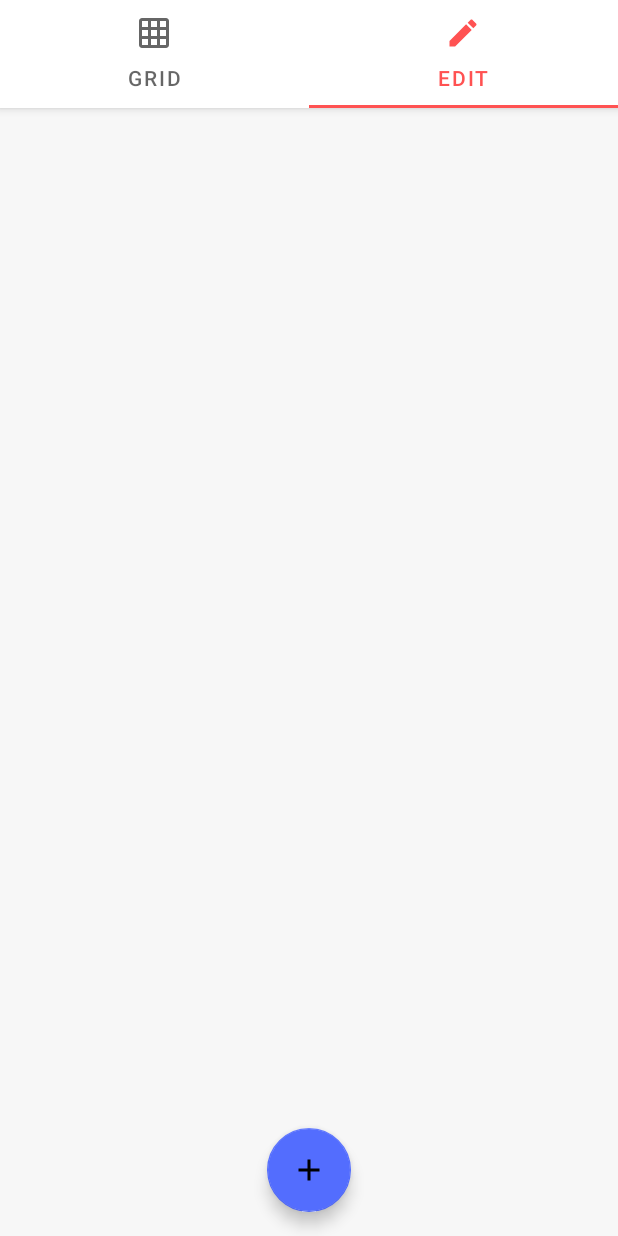
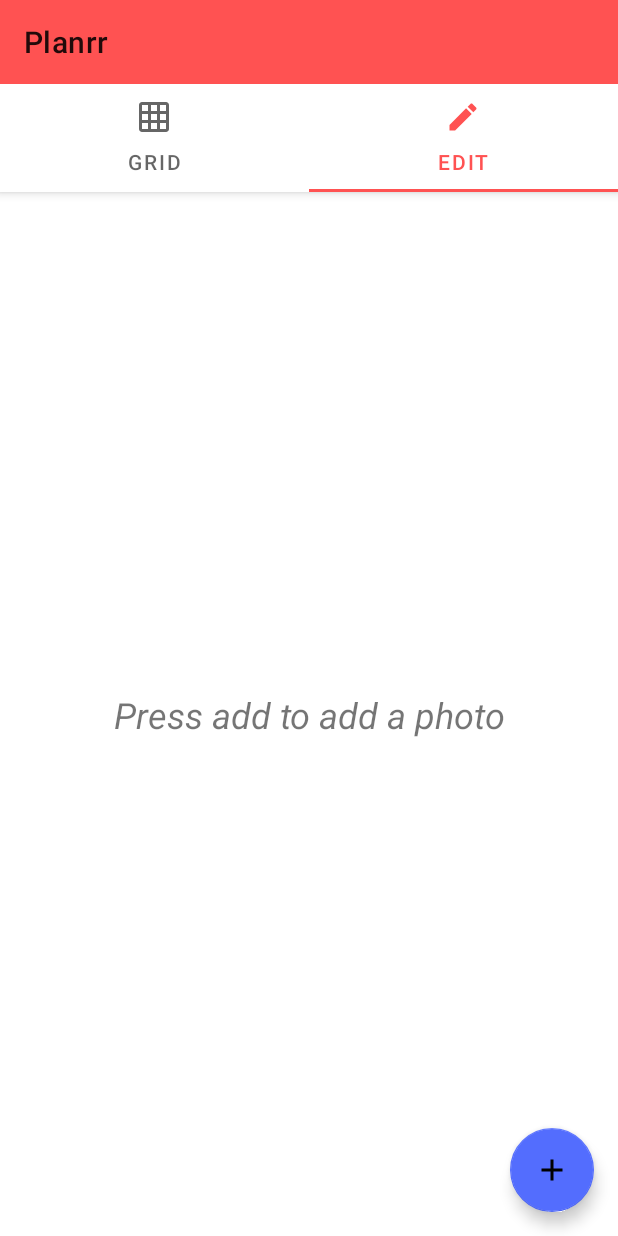
Before and after one commit to deadpools-besty/Planrr, an Android app: the screen it shows after launch (MainActivityTabbed), tab 2 chosen, on a phone screen of 412 x 824 dp. Run offline under Robolectric (Android 15) with nearby library versions, the light colour scheme and no system bars; libraries missing offline, so code that uses them is left out: com.github.chrisbanes.photoview, com.theophrast.ui; plain views replace PhotoView; 1 statement that could not run was skipped.

Commit message:
got rid of bottom action bar, and just used regular toolbar for menu items

```diff
--- a/app/src/main/java/com/streetxportrait/android/planrr/UI/EditFragment.java
+++ b/app/src/main/java/com/streetxportrait/android/planrr/UI/EditFragment.java
@@ -9,11 +9,15 @@ import android.os.Bundle;
 import android.provider.MediaStore;
 import android.util.Log;
 import android.view.LayoutInflater;
+import android.view.Menu;
+import android.view.MenuInflater;
+import android.view.MenuItem;
 import android.view.View;
 import android.view.ViewGroup;
-import android.widget.Button;
+import android.widget.TextView;
 import android.widget.Toast;
 
+import androidx.annotation.NonNull;
 import androidx.annotation.Nullable;
 import androidx.annotation.RequiresApi;
 import androidx.fragment.app.Fragment;
@@ -39,18 +43,51 @@ public class EditFragment extends Fragment {
     private Post photo;
     private Bitmap originalBitmap;
     private Bitmap finalBitmap;
-    private Button saveButton;
     private Bitmap originalScaledBitmap;
     private static final int ORGINAL_SHOWING = 1;
     private static final int BORDERED_SHOWING = 0;
     private int IMAGE_SHOWING = BORDERED_SHOWING;
     private Bitmap finalScaledBitmap;
+    private MenuItem saveMenuItem;
+    private TextView addPhotoTV;
+    private boolean validImage = false;
 
 
     public EditFragment() {
         // Required empty public constructor
     }
 
+    @Override
+    public void onCreate(@Nullable Bundle savedInstanceState) {
+        super.onCreate(savedInstanceState);
+        setHasOptionsMenu(true);
+    }
+
+    @Override
+    public void onCreateOptionsMenu(@NonNull Menu menu, @NonNull MenuInflater inflater) {
+        super.onCreateOptionsMenu(menu, inflater);
+        inflater.inflate(R.menu.edit_menu, menu);
+        saveMenuItem = menu.findItem(R.id.save_image);
+        if (!validImage) {
+            saveMenuItem.setVisible(false);
+        }
+        else saveMenuItem.setVisible(true);
+    }
+
+    @RequiresApi(api = Build.VERSION_CODES.O)
+    @Override
+    public boolean onOptionsItemSelected(@NonNull MenuItem item) {
+        switch (item.getItemId()) {
+            case R.id.save_image:
+                photo.saveBitmap(finalBitmap, getContext());
+                Toast.makeText(getContext(), "Photo saved!", Toast.LENGTH_SHORT).show();
+                Log.d(TAG, "onActivityResult: saved");
+                return true;
+            default:
+                return super.onOptionsItemSelected(item);
+
+        }
+    }
 
     @Override
     public View onCreateView(LayoutInflater inflater, ViewGroup container, Bundle savedInstanceState) {
@@ -60,12 +97,12 @@ public class EditFragment extends Fragment {
 
         floatingActionButton = view.findViewById(R.id.edit_fab);
         imageView = view.findViewById(R.id.edit_bitmap);
+        addPhotoTV = view.findViewById(R.id.edit_add_photo_tv);
+
 
         floatingActionButton.setOnClickListener(v -> {
             openGallery();
         });
-        saveButton = view.findViewById(R.id.save_button);
-
 
         return view;
     }
@@ -97,7 +134,7 @@ public class EditFragment extends Fragment {
         Log.d(TAG, "handle image: " + uri);
         photo = new Post(uri);
 
-        boolean validImage = false;
+
         try {
             validImage = photo.checkIsImage(this.getContext(), uri);
         } catch (IOException e) {
@@ -105,13 +142,8 @@ public class EditFragment extends Fragment {
         }
 
         if (validImage) {
-            saveButton.setVisibility(View.VISIBLE);
-            saveButton.setOnClickListener(v -> {
-                photo.saveBitmap(finalBitmap, getContext());
-                Log.d(TAG, "onActivityResult: saved");
-
-            });
-
+            saveMenuItem.setVisible(true);
+            addPhotoTV.setVisibility((View.INVISIBLE));
             try {
                 originalBitmap = photo.createBitmap(getContext());
                 finalBitmap = photo.getBitmapWithBorder();
--- a/app/src/main/java/com/streetxportrait/android/planrr/UI/GridFragment.java
+++ b/app/src/main/java/com/streetxportrait/android/planrr/UI/GridFragment.java
@@ -4,7 +4,6 @@ import android.app.Activity;
 import android.content.Context;
 import android.content.Intent;
 import android.content.SharedPreferences;
-import android.content.res.ColorStateList;
 import android.os.Bundle;
 import android.provider.MediaStore;
 import android.util.Log;
@@ -19,13 +18,11 @@ import android.widget.Toast;
 
 import androidx.annotation.NonNull;
 import androidx.annotation.Nullable;
-import androidx.appcompat.app.AppCompatActivity;
 import androidx.fragment.app.Fragment;
 import androidx.recyclerview.widget.ItemTouchHelper;
 import androidx.recyclerview.widget.RecyclerView;
 import androidx.recyclerview.widget.StaggeredGridLayoutManager;
 
-import com.google.android.material.bottomappbar.BottomAppBar;
 import com.google.android.material.floatingactionbutton.FloatingActionButton;
 import com.google.gson.Gson;
 import com.streetxportrait.android.planrr.Model.PhotoList;
@@ -46,7 +43,6 @@ public class GridFragment extends Fragment implements PhotoListAdapter.OnItemCli
     private FloatingActionButton fab;
     private PhotoList photoList;
     private SharedPreferences sharedPreferences;
-    private BottomAppBar bottomAppBar;
     private MenuItem deleteItem;
     private MenuItem stopDelete;
     private ItemTouchHelper helper;
@@ -70,11 +66,9 @@ public class GridFragment extends Fragment implements PhotoListAdapter.OnItemCli
 
         fab = view.findViewById(R.id.fab);
         recyclerView = view.findViewById(R.id.recyclerView);
-        bottomAppBar = view.findViewById(R.id.bottom_app_bar);
         addPhotoTV = view.findViewById(R.id.add_photo_tv);
         showAddTV();
 
-        ((AppCompatActivity) getActivity()).setSupportActionBar(bottomAppBar);
 
         fab.setOnClickListener(v -> openGallery());
 
@@ -88,7 +82,6 @@ public class GridFragment extends Fragment implements PhotoListAdapter.OnItemCli
         startItemTouchHelper();
 
         // set hiding and showing of fab
-        Log.d(TAG, "onCreateView: " + bottomAppBar.getHideOnScroll());
         recyclerView.addOnScrollListener(new RecyclerView.OnScrollListener() {
             @Override
             public void onScrolled(@NonNull RecyclerView recyclerView, int dx, int dy) {
@@ -151,7 +144,6 @@ public class GridFragment extends Fragment implements PhotoListAdapter.OnItemCli
                 adapter.setOnItemClickListener(this);
                 helper = null;
                 Log.d(TAG, "start-" + adapter.getListener());
-                bottomAppBar.setBackgroundTint(ColorStateList.valueOf(getResources().getColor(R.color.secondaryDarkColor)));
                 deleteItem.setVisible(false);
                 stopDelete.setVisible(true);
                 return true;
@@ -161,7 +153,6 @@ public class GridFragment extends Fragment implements PhotoListAdapter.OnItemCli
                 adapter.setOnItemClickListener(null);
                 startItemTouchHelper();
                 Log.d(TAG, "stop-" + adapter.getListener());
-                bottomAppBar.setBackgroundTint(ColorStateList.valueOf(getResources().getColor(R.color.primaryColor)));
                 stopDelete.setVisible(false);
                 deleteItem.setVisible(true);
 
--- a/app/src/main/java/com/streetxportrait/android/planrr/UI/MainActivityTabbed.java
+++ b/app/src/main/java/com/streetxportrait/android/planrr/UI/MainActivityTabbed.java
@@ -4,6 +4,7 @@ import android.Manifest;
 import android.content.SharedPreferences;
 import android.content.pm.PackageManager;
 import android.os.Bundle;
+import android.util.Log;
 import android.widget.Toast;
 
 import androidx.annotation.NonNull;
@@ -39,6 +40,7 @@ public class MainActivityTabbed extends AppCompatActivity {
     private PhotoList photoList;
     private static final int WRITE_STORAGE_PERMISSION_RC = 21;
 
+
     @Override
     protected void onCreate(Bundle savedInstanceState) {
         super.onCreate(savedInstanceState);
@@ -48,7 +50,9 @@ public class MainActivityTabbed extends AppCompatActivity {
 
         viewPager = findViewById(R.id.view_pager);
         tabLayout = findViewById(R.id.tab_layout);
+        toolbar = findViewById(R.id.toolbar);
 
+        setSupportActionBar(toolbar);
 
         gridFragment = new GridFragment(photoList);
         editFragment = new EditFragment();
@@ -59,6 +63,25 @@ public class MainActivityTabbed extends AppCompatActivity {
         viewPagerAdapter.addFragment(gridFragment, "Grid");
         viewPagerAdapter.addFragment(editFragment, "Edit");
         viewPager.setAdapter(viewPagerAdapter);
+
+        viewPager.addOnPageChangeListener(new ViewPager.OnPageChangeListener() {
+            @Override
+            public void onPageScrolled(int position, float positionOffset, int positionOffsetPixels) {
+
+            }
+
+            @Override
+            public void onPageSelected(int position) {
+               invalidateOptionsMenu();
+               Log.d(TAG, "onActivityResult: " + getSupportActionBar());
+
+            }
+
+            @Override
+            public void onPageScrollStateChanged(int state) {
+
+            }
+        });
 
         tabLayout.getTabAt(0).setIcon(R.drawable.ic_grid_on_black_24dp);
         tabLayout.getTabAt(1).setIcon(R.drawable.ic_edit_black_24dp);
--- /dev/null
+++ b/app/src/main/res/drawable/bg_rect.xml
@@ -0,0 +1,6 @@
+<!-- res/drawable/myrect.xml -->
+<shape xmlns:android="http://schemas.android.com/apk/res/android"
+    android:shape="rectangle">
+    <solid android:color="#42000000" />
+    <corners android:radius="5dp" />
+</shape>
--- a/app/src/main/res/layout/fragment_edit.xml
+++ b/app/src/main/res/layout/fragment_edit.xml
@@ -4,13 +4,29 @@
     xmlns:tools="http://schemas.android.com/tools"
     android:layout_width="match_parent"
     android:layout_height="match_parent"
-   android:background="@color/offWhiteColor"
     tools:context=".UI.EditFragment">
+
+    <TextView
+        android:layout_width="wrap_content"
+        android:layout_height="wrap_content"
+        app:layout_constraintRight_toRightOf="parent"
+        app:layout_constraintLeft_toLeftOf="parent"
+        app:layout_constraintTop_toTopOf="parent"
+        app:layout_constraintBottom_toBottomOf="parent"
+        android:text="@string/add_a_photo"
+        android:id="@+id/edit_add_photo_tv"
+        android:textSize="24sp"
+        android:textStyle="italic"
+        />
+
+
 
     <com.github.chrisbanes.photoview.PhotoView
         android:layout_margin="10dp"
         android:layout_width="match_parent"
         android:layout_height="wrap_content"
+        android:elevation="8dp"
+        android:background="@drawable/bg_rect"
         android:adjustViewBounds="true"
         app:layout_constraintEnd_toEndOf="parent"
         app:layout_constraintStart_toStartOf="parent"
@@ -20,27 +36,16 @@
         android:contentDescription="editing image" />
 
 
+
     <com.google.android.material.floatingactionbutton.FloatingActionButton
         android:id="@+id/edit_fab"
         android:layout_width="wrap_content"
         android:layout_height="wrap_content"
+        app:layout_constraintBottom_toBottomOf="parent"
+        app:layout_constraintRight_toRightOf="parent"
         android:layout_margin="16dp"
         app:backgroundTint="@color/secondaryColor"
         android:src="@drawable/ic_add_black_24dp"
-        app:layout_constraintBottom_toBottomOf="parent"
-        app:layout_constraintEnd_toEndOf="parent"
-        app:layout_constraintStart_toStartOf="parent" />
-
-    <Button
-        android:id="@+id/save_button"
-        android:layout_width="wrap_content"
-        android:layout_height="wrap_content"
-        android:layout_marginBottom="16dp"
-        android:text="save"
-        app:layout_constraintBottom_toBottomOf="parent"
-        app:layout_constraintEnd_toEndOf="parent"
-        app:layout_constraintStart_toEndOf="@+id/edit_fab"
-        android:visibility="invisible"
         />
 
 </androidx.constraintlayout.widget.ConstraintLayout>
--- a/app/src/main/res/layout/tabbed_main_activity.xml
+++ b/app/src/main/res/layout/tabbed_main_activity.xml
@@ -8,8 +8,11 @@
         android:layout_width="match_parent"
         android:layout_height="wrap_content">
 
-
-
+        <androidx.appcompat.widget.Toolbar
+            android:layout_width="match_parent"
+            android:layout_height="?attr/actionBarSize"
+            android:id="@+id/toolbar"
+            />
         <com.google.android.material.tabs.TabLayout
             android:layout_width="match_parent"
             android:layout_height="wrap_content"
--- /dev/null
+++ b/app/src/main/res/menu/edit_menu.xml
@@ -0,0 +1,11 @@
+<?xml version="1.0" encoding="utf-8"?>
+<menu xmlns:android="http://schemas.android.com/apk/res/android"
+    xmlns:app="http://schemas.android.com/apk/res-auto">
+    <item
+        android:id="@+id/save_image"
+        android:title="Save Image"
+        app:showAsAction="ifRoom"
+        android:icon="@drawable/ic_save_black_24dp"
+        />
+
+</menu>
```
Also changed, not shown: app/src/main/res/layout/fragment_grid.xml (+3 -27 lines), 1 other file.
